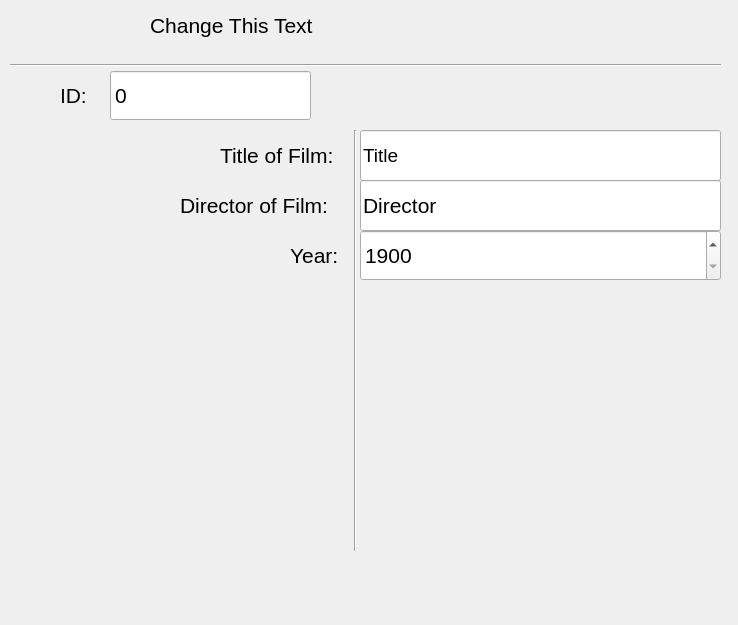
Babkock/VideoStore, file rentalsform.ui: the form before one commit.
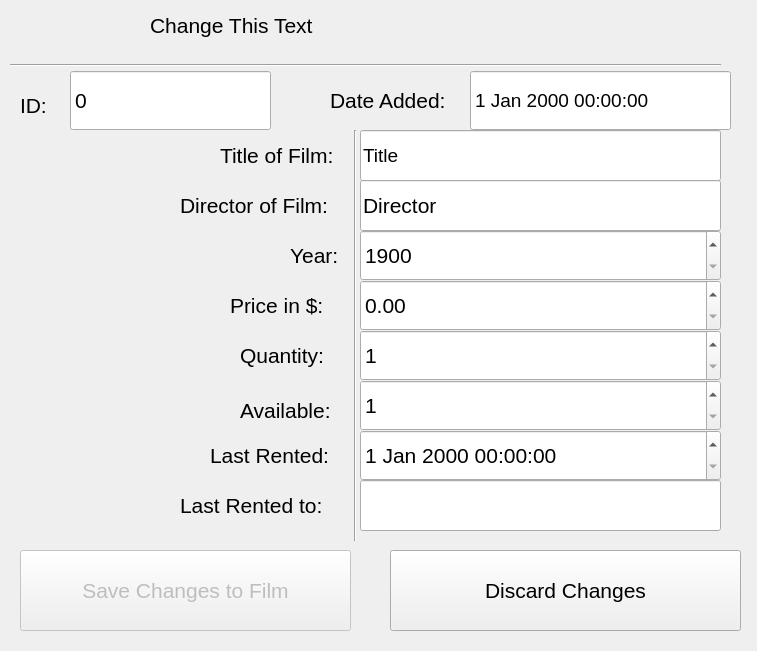
The form after the commit.

```diff
--- a/rentalsform.ui
+++ b/rentalsform.ui
@@ -6,8 +6,8 @@
    <rect>
     <x>0</x>
     <y>0</y>
-    <width>738</width>
-    <height>625</height>
+    <width>757</width>
+    <height>651</height>
    </rect>
   </property>
   <property name="windowTitle">
@@ -19,7 +19,7 @@
      <rect>
       <x>150</x>
       <y>10</y>
-      <width>251</width>
+      <width>421</width>
       <height>31</height>
      </rect>
     </property>
@@ -69,7 +69,7 @@
       <x>340</x>
       <y>130</y>
       <width>31</width>
-      <height>421</height>
+      <height>411</height>
      </rect>
     </property>
     <property name="orientation">
@@ -97,10 +97,10 @@
    <widget class="QSpinBox" name="rentalsIdField">
     <property name="geometry">
      <rect>
-      <x>110</x>
+      <x>70</x>
       <y>70</y>
       <width>201</width>
-      <height>51</height>
+      <height>61</height>
      </rect>
     </property>
     <property name="font">
@@ -142,8 +142,8 @@
    <widget class="QLabel" name="label_3">
     <property name="geometry">
      <rect>
-      <x>60</x>
-      <y>80</y>
+      <x>20</x>
+      <y>90</y>
       <width>41</width>
       <height>31</height>
      </rect>
@@ -214,6 +214,267 @@
      <number>2100</number>
     </property>
    </widget>
+   <widget class="QLabel" name="label_5">
+    <property name="geometry">
+     <rect>
+      <x>230</x>
+      <y>290</y>
+      <width>111</width>
+      <height>31</height>
+     </rect>
+    </property>
+    <property name="font">
+     <font>
+      <pointsize>16</pointsize>
+     </font>
+    </property>
+    <property name="text">
+     <string>Price in $:</string>
+    </property>
+   </widget>
+   <widget class="QDoubleSpinBox" name="rentalsPriceField">
+    <property name="geometry">
+     <rect>
+      <x>360</x>
+      <y>280</y>
+      <width>361</width>
+      <height>51</height>
+     </rect>
+    </property>
+    <property name="font">
+     <font>
+      <pointsize>16</pointsize>
+     </font>
+    </property>
+    <property name="maximum">
+     <double>22.000000000000000</double>
+    </property>
+    <property name="singleStep">
+     <double>0.500000000000000</double>
+    </property>
+   </widget>
+   <widget class="QDateTimeEdit" name="rentalsDateAddedField">
+    <property name="geometry">
+     <rect>
+      <x>470</x>
+      <y>70</y>
+      <width>261</width>
+      <height>61</height>
+     </rect>
+    </property>
+    <property name="font">
+     <font>
+      <pointsize>14</pointsize>
+     </font>
+    </property>
+    <property name="readOnly">
+     <bool>true</bool>
+    </property>
+    <property name="buttonSymbols">
+     <enum>QAbstractSpinBox::NoButtons</enum>
+    </property>
+   </widget>
+   <widget class="QLabel" name="label_6">
+    <property name="geometry">
+     <rect>
+      <x>330</x>
+      <y>80</y>
+      <width>131</width>
+      <height>41</height>
+     </rect>
+    </property>
+    <property name="font">
+     <font>
+      <pointsize>16</pointsize>
+     </font>
+    </property>
+    <property name="text">
+     <string>Date Added:</string>
+    </property>
+   </widget>
+   <widget class="QLabel" name="label_7">
+    <property name="geometry">
+     <rect>
+      <x>240</x>
+      <y>340</y>
+      <width>101</width>
+      <height>31</height>
+     </rect>
+    </property>
+    <property name="font">
+     <font>
+      <pointsize>16</pointsize>
+     </font>
+    </property>
+    <property name="text">
+     <string>Quantity:</string>
+    </property>
+   </widget>
+   <widget class="QSpinBox" name="rentalsQuantityField">
+    <property name="geometry">
+     <rect>
+      <x>360</x>
+      <y>330</y>
+      <width>361</width>
+      <height>51</height>
+     </rect>
+    </property>
+    <property name="font">
+     <font>
+      <pointsize>16</pointsize>
+     </font>
+    </property>
+    <property name="minimum">
+     <number>1</number>
+    </property>
+    <property name="maximum">
+     <number>10</number>
+    </property>
+   </widget>
+   <widget class="QLabel" name="label_8">
+    <property name="geometry">
+     <rect>
+      <x>240</x>
+      <y>390</y>
+      <width>101</width>
+      <height>41</height>
+     </rect>
+    </property>
+    <property name="font">
+     <font>
+      <pointsize>16</pointsize>
+     </font>
+    </property>
+    <property name="text">
+     <string>Available:</string>
+    </property>
+   </widget>
+   <widget class="QSpinBox" name="rentalsAvailableField">
+    <property name="geometry">
+     <rect>
+      <x>360</x>
+      <y>380</y>
+      <width>361</width>
+      <height>51</height>
+     </rect>
+    </property>
+    <property name="font">
+     <font>
+      <pointsize>16</pointsize>
+     </font>
+    </property>
+    <property name="minimum">
+     <number>1</number>
+    </property>
+    <property name="maximum">
+     <number>10</number>
+    </property>
+   </widget>
+   <widget class="QLabel" name="label_9">
+    <property name="geometry">
+     <rect>
+      <x>210</x>
+      <y>440</y>
+      <width>131</width>
+      <height>31</height>
+     </rect>
+    </property>
+    <property name="font">
+     <font>
+      <pointsize>16</pointsize>
+     </font>
+    </property>
+    <property name="text">
+     <string>Last Rented:</string>
+    </property>
+   </widget>
+   <widget class="QDateTimeEdit" name="rentalsLastRentedField">
+    <property name="geometry">
+     <rect>
+      <x>360</x>
+      <y>430</y>
+      <width>361</width>
+      <height>51</height>
+     </rect>
+    </property>
+    <property name="font">
+     <font>
+      <pointsize>16</pointsize>
+     </font>
+    </property>
+   </widget>
+   <widget class="QLabel" name="label_10">
+    <property name="geometry">
+     <rect>
+      <x>180</x>
+      <y>490</y>
+      <width>161</width>
+      <height>31</height>
+     </rect>
+    </property>
+    <property name="font">
+     <font>
+      <pointsize>16</pointsize>
+     </font>
+    </property>
+    <property name="text">
+     <string>Last Rented to:</string>
+    </property>
+   </widget>
+   <widget class="QLineEdit" name="rentalsLastRentedTo">
+    <property name="geometry">
+     <rect>
+      <x>360</x>
+      <y>480</y>
+      <width>361</width>
+      <height>51</height>
+     </rect>
+    </property>
+    <property name="font">
+     <font>
+      <pointsize>14</pointsize>
+     </font>
+    </property>
+   </widget>
+   <widget class="QPushButton" name="rentalsSaveChanges">
+    <property name="enabled">
+     <bool>false</bool>
+    </property>
+    <property name="geometry">
+     <rect>
+      <x>20</x>
+      <y>550</y>
+      <width>331</width>
+      <height>81</height>
+     </rect>
+    </property>
+    <property name="font">
+     <font>
+      <pointsize>16</pointsize>
+     </font>
+    </property>
+    <property name="text">
+     <string>Save Changes to Film</string>
+    </property>
+   </widget>
+   <widget class="QPushButton" name="rentalsDiscardChanges">
+    <property name="geometry">
+     <rect>
+      <x>390</x>
+      <y>550</y>
+      <width>351</width>
+      <height>81</height>
+     </rect>
+    </property>
+    <property name="font">
+     <font>
+      <pointsize>16</pointsize>
+     </font>
+    </property>
+    <property name="text">
+     <string>Discard Changes</string>
+    </property>
+   </widget>
   </widget>
  </widget>
  <resources/>
```
